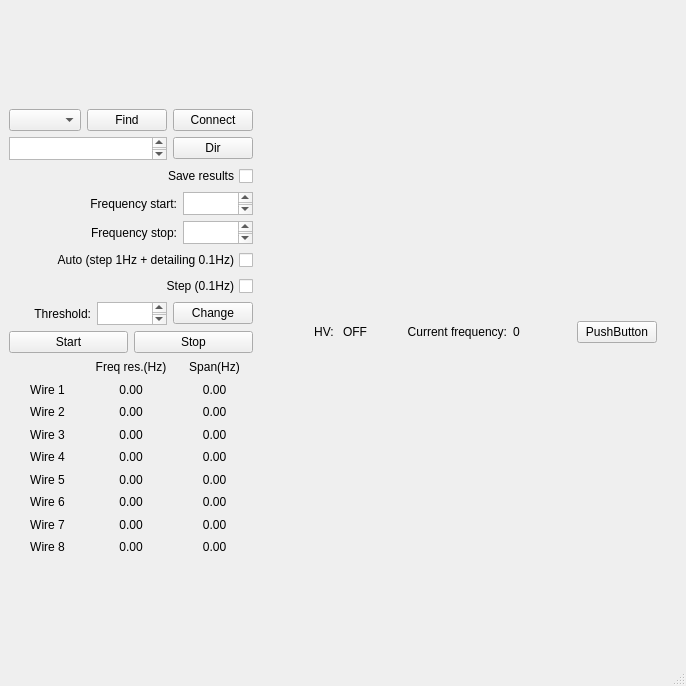
Before: the Qt Designer form mainwindow.ui in kroten/resonance, drawn with Qt 5.
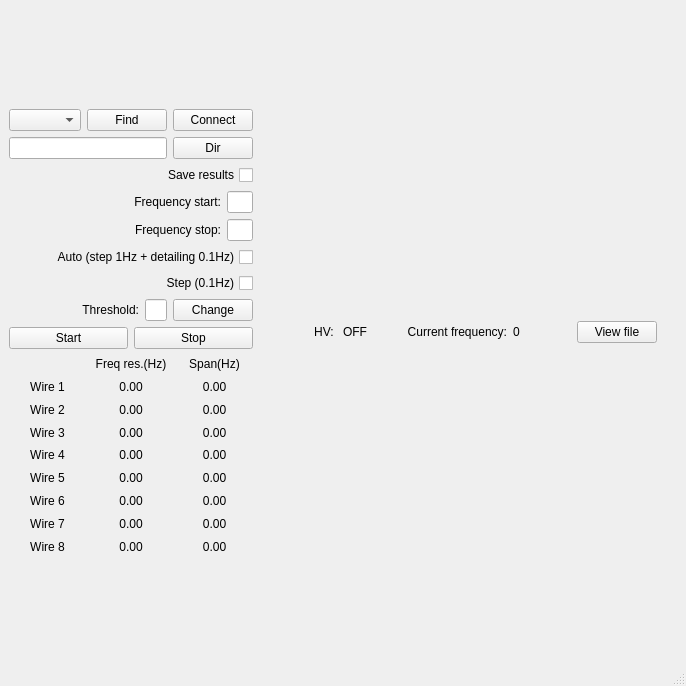
After: the same form once the commit is applied.

What changed in the file:
```diff
--- a/mainwindow.ui
+++ b/mainwindow.ui
@@ -50,18 +50,9 @@
       <item>
        <layout class="QHBoxLayout" name="horizontalLayout_4">
         <item>
-         <widget class="QTextEdit" name="textEdit">
-          <property name="sizePolicy">
-           <sizepolicy hsizetype="Expanding" vsizetype="Expanding">
-            <horstretch>0</horstretch>
-            <verstretch>0</verstretch>
-           </sizepolicy>
-          </property>
-          <property name="maximumSize">
-           <size>
-            <width>16777215</width>
-            <height>23</height>
-           </size>
+         <widget class="QLineEdit" name="lineEdit_directory">
+          <property name="readOnly">
+           <bool>true</bool>
           </property>
          </widget>
         </item>
@@ -104,12 +95,9 @@
          </widget>
         </item>
         <item>
-         <widget class="QTextEdit" name="textEdit_2">
-          <property name="maximumSize">
-           <size>
-            <width>16777215</width>
-            <height>23</height>
-           </size>
+         <widget class="QLineEdit" name="lineEdit_start">
+          <property name="alignment">
+           <set>Qt::AlignCenter</set>
           </property>
          </widget>
         </item>
@@ -128,12 +116,9 @@
          </widget>
         </item>
         <item>
-         <widget class="QTextEdit" name="textEdit_3">
-          <property name="maximumSize">
-           <size>
-            <width>16777215</width>
-            <height>23</height>
-           </size>
+         <widget class="QLineEdit" name="lineEdit_stop">
+          <property name="alignment">
+           <set>Qt::AlignCenter</set>
           </property>
          </widget>
         </item>
@@ -180,12 +165,9 @@
          </widget>
         </item>
         <item>
-         <widget class="QTextEdit" name="textEdit_4">
-          <property name="maximumSize">
-           <size>
-            <width>16777215</width>
-            <height>23</height>
-           </size>
+         <widget class="QLineEdit" name="lineEdit_threshold">
+          <property name="alignment">
+           <set>Qt::AlignCenter</set>
           </property>
          </widget>
         </item>
@@ -544,7 +526,7 @@
            </sizepolicy>
           </property>
           <property name="text">
-           <string>PushButton</string>
+           <string>View file</string>
           </property>
          </widget>
         </item>
```
Left out of the diff: 18 changed lines with no effect on the pictures.
